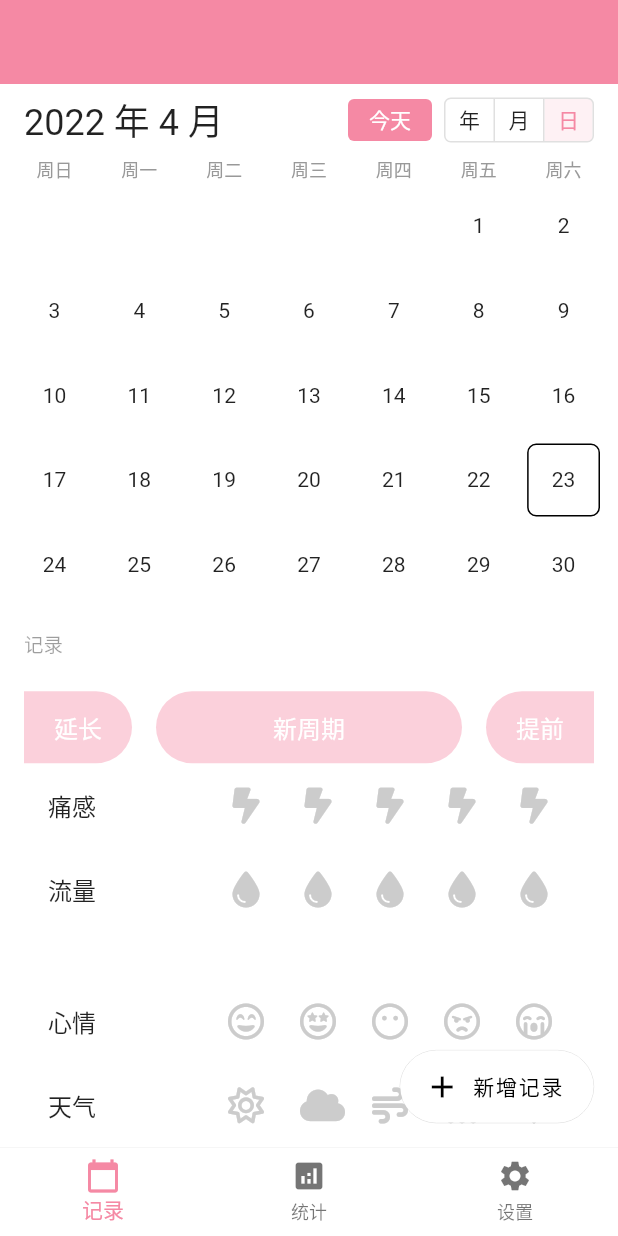
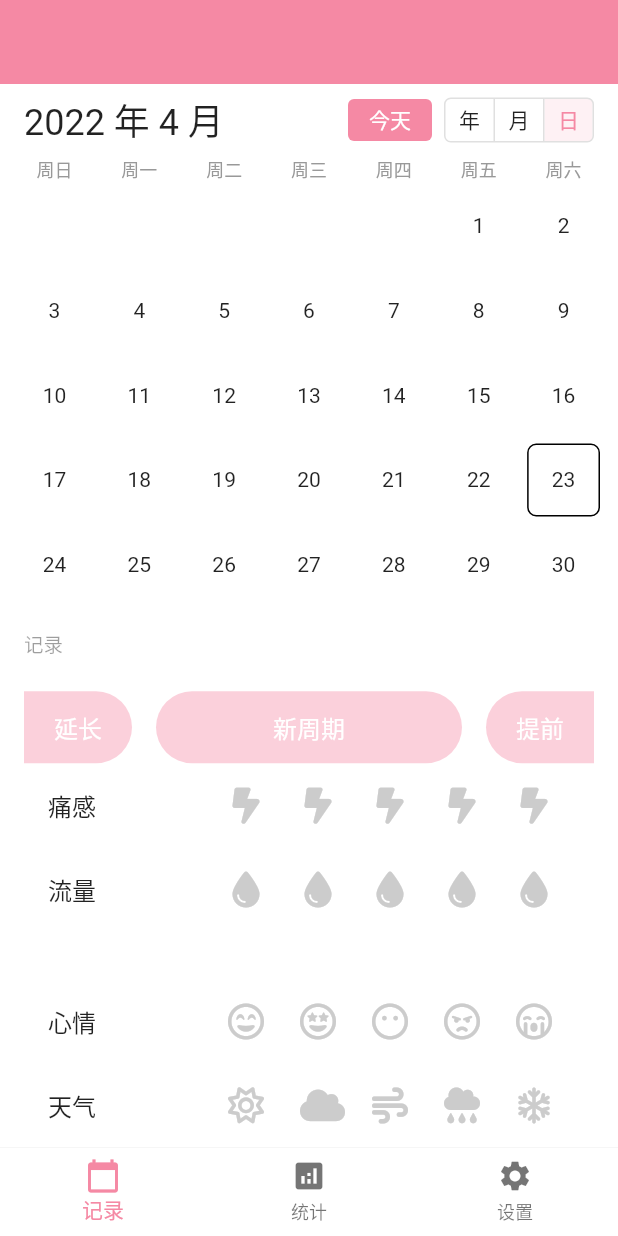
Before and after one commit to luorijun/useful_recorder, a Flutter app: the screen it shows after launch, on a phone screen of 412 x 824 dp. Run offline on Flutter 3.47's test engine with Material 2 defaults, Android fonts, the phone set to English and light mode, and no system bars; our stand-ins replace font_awesome_flutter, shared_preferences, sqflite; accounts and stored records are empty.

Commit message:
删除首页 fab 方式新增记录的布局

```diff
--- a/lib/views/home.dart
+++ b/lib/views/home.dart
@@ -16,11 +16,11 @@ class HomePage extends StatelessWidget {
         AnalysisView(),
         SettingsView(),
       ]),
-      child: Builder(builder: (context) {
-        final state = context.read<HomePageState>();
-        final index = context.select<HomePageState, int>((state) => state.index);
-        return Scaffold(
-          body: PageTransitionSwitcher(
+      child: Scaffold(
+        body: Builder(builder: (context) {
+          final state = context.read<HomePageState>();
+          final page = context.select<HomePageState, Widget>((state) => state.page);
+          return PageTransitionSwitcher(
             reverse: state.reverse,
             transitionBuilder: (child, primary, secondary) {
               return SharedAxisTransition(
@@ -30,15 +30,19 @@ class HomePage extends StatelessWidget {
                 child: child,
               );
             },
-            child: state.pages[state.index],
-          ),
-          bottomNavigationBar: Container(
+            child: page,
+          );
+        }),
+        bottomNavigationBar: Builder(builder: (context) {
+          final state = context.read<HomePageState>();
+          final index = context.select<HomePageState, int>((state) => state.index);
+          return Container(
             child: BottomNavigationBar(
               elevation: 0,
               type: BottomNavigationBarType.fixed,
               currentIndex: index,
               backgroundColor: Colors.white,
-              onTap: (i) => context.read<HomePageState>().index = i,
+              onTap: (i) => state.index = i,
               items: [
                 BottomNavigationBarItem(
                   icon: Icon(Icons.calendar_today),
@@ -62,71 +66,9 @@ class HomePage extends StatelessWidget {
                 ),
               ),
             ),
-          ),
-          floatingActionButton: index == 0
-              ? Container(
-                  child: Builder(builder: (context) {
-                    return FloatingActionButton.extended(
-                      elevation: 0,
-                      icon: Icon(Icons.add),
-                      label: Text('新增记录'),
-                      backgroundColor: Colors.white,
-                      onPressed: () {
-                        showModalBottomSheet(
-                            context: context,
-                            backgroundColor: Colors.transparent,
-                            elevation: 0,
-                            builder: (context) {
-                              return Container(
-                                margin: EdgeInsets.all(16),
-                                padding: EdgeInsets.all(8),
-                                height: 300,
-                                child: Align(
-                                  alignment: Alignment.bottomRight,
-                                  child: Row(
-                                    mainAxisAlignment: MainAxisAlignment.end,
-                                    crossAxisAlignment: CrossAxisAlignment.end,
-                                    children: [
-                                      TextButton(
-                                        child: Text("关闭"),
-                                        onPressed: () {
-                                          Navigator.pop(context);
-                                        },
-                                        style: ButtonStyle(),
-                                      ),
-                                      ElevatedButton(
-                                        child: Text("保存"),
-                                        onPressed: () {
-                                          Navigator.pop(context);
-                                        },
-                                        style: ButtonStyle(
-                                          elevation: MaterialStateProperty.all(0),
-                                        ),
-                                      ),
-                                    ],
-                                  ),
-                                ),
-                                decoration: BoxDecoration(
-                                  color: Colors.white,
-                                  border: Border.all(width: .25, color: theme.colorScheme.tertiary),
-                                  borderRadius: BorderRadius.circular(16),
-                                ),
-                              );
-                            });
-                      },
-                    );
-                  }),
-                  decoration: BoxDecoration(
-                    border: Border.all(
-                      width: .35,
-                      color: theme.colorScheme.tertiary,
-                    ),
-                    borderRadius: BorderRadius.circular(32),
-                  ),
-                )
-              : null,
-        );
-      }),
+          );
+        }),
+      ),
     );
   }
 }
```
